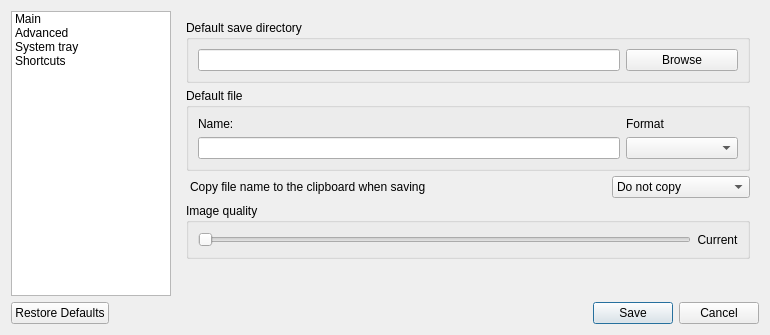
The window that src/core/ui/configwidget.ui (lxqt/screengrab) describes before a commit, drawn with Qt 5.
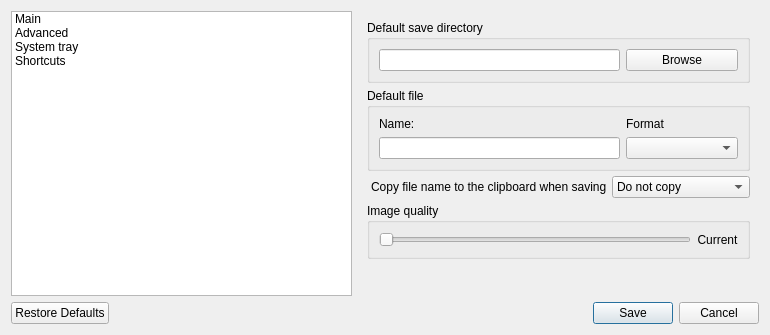
The same window after the commit. Custom widgets are drawn as their Qt base class.

Commit message: Fixed 2 old X11 bugs, side pane of Options dialog, and more (#408)

What changed in the file:
```diff
--- a/src/core/ui/configwidget.ui
+++ b/src/core/ui/configwidget.ui
@@ -30,48 +30,6 @@
     <layout class="QHBoxLayout" name="horizontalLayout_3">
      <item>
       <widget class="QListWidget" name="listWidget">
-       <property name="sizePolicy">
-        <sizepolicy hsizetype="Preferred" vsizetype="Preferred">
-         <horstretch>0</horstretch>
-         <verstretch>0</verstretch>
-        </sizepolicy>
-       </property>
-       <property name="minimumSize">
-        <size>
-         <width>100</width>
-         <height>0</height>
-        </size>
-       </property>
-       <property name="maximumSize">
-        <size>
-         <width>160</width>
-         <height>16777215</height>
-        </size>
-       </property>
-       <property name="iconSize">
-        <size>
-         <width>32</width>
-         <height>32</height>
-        </size>
-       </property>
-       <property name="textElideMode">
-        <enum>Qt::ElideNone</enum>
-       </property>
-       <property name="isWrapping" stdset="0">
-        <bool>false</bool>
-       </property>
-       <property name="resizeMode">
-        <enum>QListView::Adjust</enum>
-       </property>
-       <property name="viewMode">
-        <enum>QListView::ListMode</enum>
-       </property>
-       <property name="uniformItemSizes">
-        <bool>false</bool>
-       </property>
-       <property name="wordWrap">
-        <bool>true</bool>
-       </property>
        <item>
         <property name="text">
          <string>Main</string>
```
The commit also changes 5 other files.
